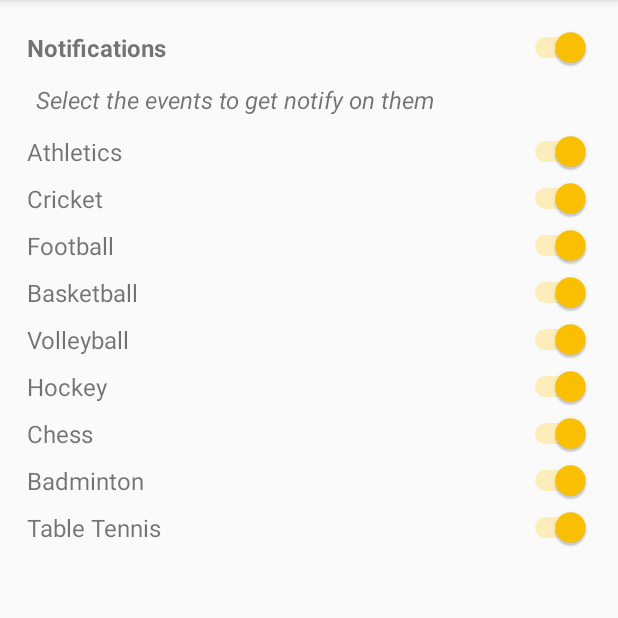
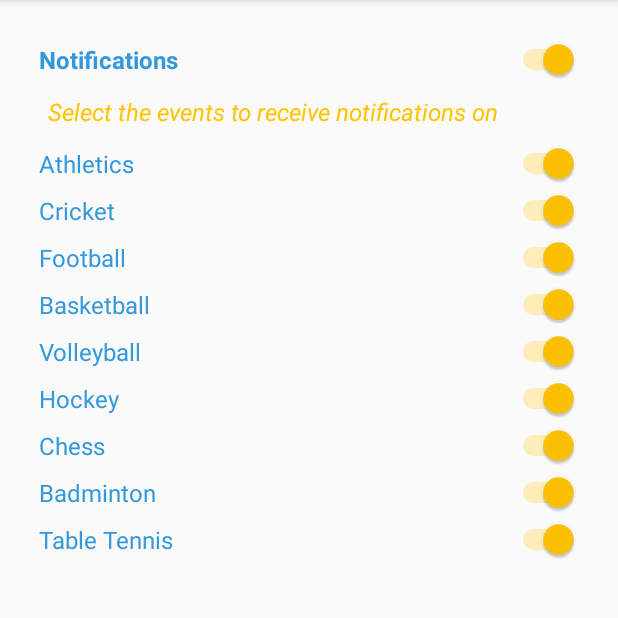
Before and after one commit to DevAdarshAnurag/UrjaNITJSR, an Android app: the NotificationSettingsActivity screen opened directly, with no data from a screen before it, on a phone screen of 412 x 824 dp, the part 84-702 px from its top. Run offline under Robolectric (Android 15) with nearby library versions, the phone set to English and light mode, and no system bars.

Commit message:
text color changed in notification activity

```diff
--- a/app/src/main/res/layout/activity_notification_settings.xml
+++ b/app/src/main/res/layout/activity_notification_settings.xml
@@ -1,250 +1,270 @@
 <?xml version="1.0" encoding="utf-8"?>
 <RelativeLayout xmlns:android="http://schemas.android.com/apk/res/android"
-    xmlns:app="http://schemas.android.com/apk/res-auto"
     xmlns:tools="http://schemas.android.com/tools"
     android:layout_width="match_parent"
     android:layout_height="match_parent"
-    android:padding="16dp"
+    android:padding="24dp"
     tools:context=".Activities.NotificationSettingsActivity">
 
     <LinearLayout
+        android:id="@+id/nsa_ll1"
         android:layout_width="match_parent"
         android:layout_height="wrap_content"
+        android:layout_margin="2dp"
         android:orientation="horizontal"
-        android:id="@+id/nsa_ll1"
-        android:layout_margin="2dp"
         android:weightSum="6">
+
         <TextView
             android:layout_width="0dp"
             android:layout_height="wrap_content"
-            android:text="Notifications"
-            android:textStyle="bold"
-            android:textSize="16sp"
             android:layout_gravity="center"
             android:layout_weight="5"
-            />
+            android:text="Notifications"
+            android:textColor="@color/colorPrimary"
+            android:textSize="16sp"
+            android:textStyle="bold" />
+
         <Switch
+            android:id="@+id/switch_notify"
             android:layout_width="0dp"
             android:layout_height="wrap_content"
-            android:id="@+id/switch_notify"
-            android:layout_weight="1"/>
+            android:layout_weight="1" />
     </LinearLayout>
 
     <TextView
-        android:layout_below="@id/nsa_ll1"
+        android:id="@+id/nsa_tv1"
         android:layout_width="match_parent"
         android:layout_height="wrap_content"
+        android:layout_below="@id/nsa_ll1"
+        android:layout_margin="8dp"
+        android:text="Select the events to receive notifications on"
+        android:textColor="@color/colorAccent"
         android:textSize="16sp"
-        android:id="@+id/nsa_tv1"
-        android:layout_margin="8dp"
-        android:text="Select the events to get notify on them"
-        android:textStyle="italic"/>
+        android:textStyle="italic" />
 
     <LinearLayout
+        android:id="@+id/nsa_ll2"
         android:layout_width="match_parent"
         android:layout_height="wrap_content"
+        android:layout_below="@id/nsa_tv1"
+        android:layout_margin="2dp"
         android:orientation="horizontal"
-        android:layout_below="@id/nsa_tv1"
-        android:id="@+id/nsa_ll2"
-        android:layout_margin="2dp"
         android:weightSum="6">
+
         <TextView
             android:layout_width="0dp"
             android:layout_height="wrap_content"
-            android:text="Athletics"
-            android:textSize="16sp"
             android:layout_gravity="center"
             android:layout_weight="5"
-            />
+            android:text="Athletics"
+            android:textColor="@color/colorPrimary"
+            android:textSize="16sp" />
+
         <Switch
+            android:id="@+id/switch_athletics"
             android:layout_width="0dp"
             android:layout_height="wrap_content"
-            android:id="@+id/switch_athletics"
-            android:layout_weight="1"/>
+            android:layout_weight="1" />
     </LinearLayout>
 
     <LinearLayout
+        android:id="@+id/nsa_ll3"
         android:layout_width="match_parent"
         android:layout_height="wrap_content"
+        android:layout_below="@id/nsa_ll2"
+        android:layout_margin="2dp"
         android:orientation="horizontal"
-        android:layout_below="@id/nsa_ll2"
-        android:id="@+id/nsa_ll3"
-        android:layout_margin="2dp"
         android:weightSum="6">
+
         <TextView
             android:layout_width="0dp"
             android:layout_height="wrap_content"
-            android:text="Cricket"
-            android:textSize="16sp"
             android:layout_gravity="center"
             android:layout_weight="5"
-            />
+            android:text="Cricket"
+            android:textColor="@color/colorPrimary"
+            android:textSize="16sp" />
+
         <Switch
+            android:id="@+id/switch_cricket"
             android:layout_width="0dp"
             android:layout_height="wrap_content"
-            android:id="@+id/switch_cricket"
-            android:layout_weight="1"/>
+            android:layout_weight="1" />
     </LinearLayout>
 
     <LinearLayout
+        android:id="@+id/nsa_ll4"
         android:layout_width="match_parent"
         android:layout_height="wrap_content"
+        android:layout_below="@id/nsa_ll3"
+        android:layout_margin="2dp"
         android:orientation="horizontal"
-        android:layout_below="@id/nsa_ll3"
-        android:id="@+id/nsa_ll4"
-        android:layout_margin="2dp"
         android:weightSum="6">
+
         <TextView
             android:layout_width="0dp"
             android:layout_height="wrap_content"
-            android:text="Football"
-            android:textSize="16sp"
             android:layout_gravity="center"
             android:layout_weight="5"
-            />
+            android:text="Football"
+            android:textColor="@color/colorPrimary"
+            android:textSize="16sp" />
+
         <Switch
+            android:id="@+id/switch_football"
             android:layout_width="0dp"
             android:layout_height="wrap_content"
-            android:id="@+id/switch_football"
-            android:layout_weight="1"/>
+            android:layout_weight="1" />
     </LinearLayout>
 
     <LinearLayout
+        android:id="@+id/nsa_ll5"
         android:layout_width="match_parent"
         android:layout_height="wrap_content"
+        android:layout_below="@id/nsa_ll4"
+        android:layout_margin="2dp"
         android:orientation="horizontal"
-        android:layout_below="@id/nsa_ll4"
-        android:id="@+id/nsa_ll5"
-        android:layout_margin="2dp"
         android:weightSum="6">
+
         <TextView
             android:layout_width="0dp"
             android:layout_height="wrap_content"
-            android:text="Basketball"
-            android:textSize="16sp"
             android:layout_gravity="center"
             android:layout_weight="5"
-            />
+            android:text="Basketball"
+            android:textColor="@color/colorPrimary"
+            android:textSize="16sp" />
+
         <Switch
+            android:id="@+id/switch_basketball"
             android:layout_width="0dp"
             android:layout_height="wrap_content"
-            android:id="@+id/switch_basketball"
-            android:layout_weight="1"/>
+            android:layout_weight="1" />
     </LinearLayout>
 
     <LinearLayout
+        android:id="@+id/nsa_ll6"
         android:layout_width="match_parent"
         android:layout_height="wrap_content"
+        android:layout_below="@id/nsa_ll5"
+        android:layout_margin="2dp"
         android:orientation="horizontal"
-        android:layout_below="@id/nsa_ll5"
-        android:id="@+id/nsa_ll6"
-        android:layout_margin="2dp"
         android:weightSum="6">
+
         <TextView
             android:layout_width="0dp"
             android:layout_height="wrap_content"
-            android:text="Volleyball"
-            android:textSize="16sp"
             android:layout_gravity="center"
             android:layout_weight="5"
-            />
+            android:text="Volleyball"
+            android:textColor="@color/colorPrimary"
+            android:textSize="16sp" />
+
         <Switch
+            android:id="@+id/switch_volleyball"
             android:layout_width="0dp"
             android:layout_height="wrap_content"
-            android:id="@+id/switch_volleyball"
-            android:layout_weight="1"/>
+            android:layout_weight="1" />
     </LinearLayout>
 
     <LinearLayout
+        android:id="@+id/nsa_ll7"
         android:layout_width="match_parent"
         android:layout_height="wrap_content"
+        android:layout_below="@id/nsa_ll6"
+        android:layout_margin="2dp"
         android:orientation="horizontal"
-        android:layout_below="@id/nsa_ll6"
-        android:id="@+id/nsa_ll7"
-        android:layout_margin="2dp"
         android:weightSum="6">
+
         <TextView
             android:layout_width="0dp"
             android:layout_height="wrap_content"
-            android:text="Hockey"
-            android:textSize="16sp"
             android:layout_gravity="center"
             android:layout_weight="5"
-            />
+            android:text="Hockey"
+            android:textColor="@color/colorPrimary"
+            android:textSize="16sp" />
+
         <Switch
+            android:id="@+id/switch_hockey"
             android:layout_width="0dp"
             android:layout_height="wrap_content"
-            android:id="@+id/switch_hockey"
-            android:layout_weight="1"/>
+            android:layout_weight="1" />
     </LinearLayout>
 
     <LinearLayout
+        android:id="@+id/nsa_ll8"
         android:layout_width="match_parent"
         android:layout_height="wrap_content"
+        android:layout_below="@id/nsa_ll7"
+        android:layout_margin="2dp"
         android:orientation="horizontal"
-        android:layout_below="@id/nsa_ll7"
-        android:id="@+id/nsa_ll8"
-        android:layout_margin="2dp"
         android:weightSum="6">
+
         <TextView
             android:layout_width="0dp"
             android:layout_height="wrap_content"
-            android:text="Chess"
-            android:textSize="16sp"
             android:layout_gravity="center"
             android:layout_weight="5"
-            />
+            android:text="Chess"
+            android:textColor="@color/colorPrimary"
+            android:textSize="16sp" />
+
         <Switch
+            android:id="@+id/switch_chess"
             android:layout_width="0dp"
             android:layout_height="wrap_content"
-            android:id="@+id/switch_chess"
-            android:layout_weight="1"/>
+            android:layout_weight="1" />
     </LinearLayout>
 
     <LinearLayout
+        android:id="@+id/nsa_ll9"
         android:layout_width="match_parent"
         android:layout_height="wrap_content"
+        android:layout_below="@id/nsa_ll8"
+        android:layout_margin="2dp"
         android:orientation="horizontal"
-        android:layout_below="@id/nsa_ll8"
-        android:id="@+id/nsa_ll9"
-        android:layout_margin="2dp"
         android:weightSum="6">
+
         <TextView
             android:layout_width="0dp"
             android:layout_height="wrap_content"
-            android:text="Badminton"
-            android:textSize="16sp"
             android:layout_gravity="center"
             android:layout_weight="5"
-            />
+            android:text="Badminton"
+            android:textColor="@color/colorPrimary"
+            android:textSize="16sp" />
+
         <Switch
+            android:id="@+id/switch_badminton"
             android:layout_width="0dp"
-            android:id="@+id/switch_badminton"
             android:layout_height="wrap_content"
-            android:layout_weight="1"/>
+            android:layout_weight="1" />
     </LinearLayout>
 
     <LinearLayout
+        android:id="@+id/nsa_ll10"
         android:layout_width="match_parent"
         android:layout_height="wrap_content"
+        android:layout_below="@id/nsa_ll9"
+        android:layout_margin="2dp"
         android:orientation="horizontal"
-        android:layout_below="@id/nsa_ll9"
-        android:id="@+id/nsa_ll10"
-        android:layout_margin="2dp"
         android:weightSum="6">
+
         <TextView
             android:layout_width="0dp"
             android:layout_height="wrap_content"
-            android:text="Table Tennis"
-            android:textSize="16sp"
             android:layout_gravity="center"
             android:layout_weight="5"
-            />
+            android:text="Table Tennis"
+            android:textColor="@color/colorPrimary"
+            android:textSize="16sp" />
+
         <Switch
+            android:id="@+id/switch_tt"
             android:layout_width="0dp"
-            android:id="@+id/switch_tt"
             android:layout_height="wrap_content"
-            android:layout_weight="1"/>
+            android:layout_weight="1" />
     </LinearLayout>
 
 </RelativeLayout>
```
